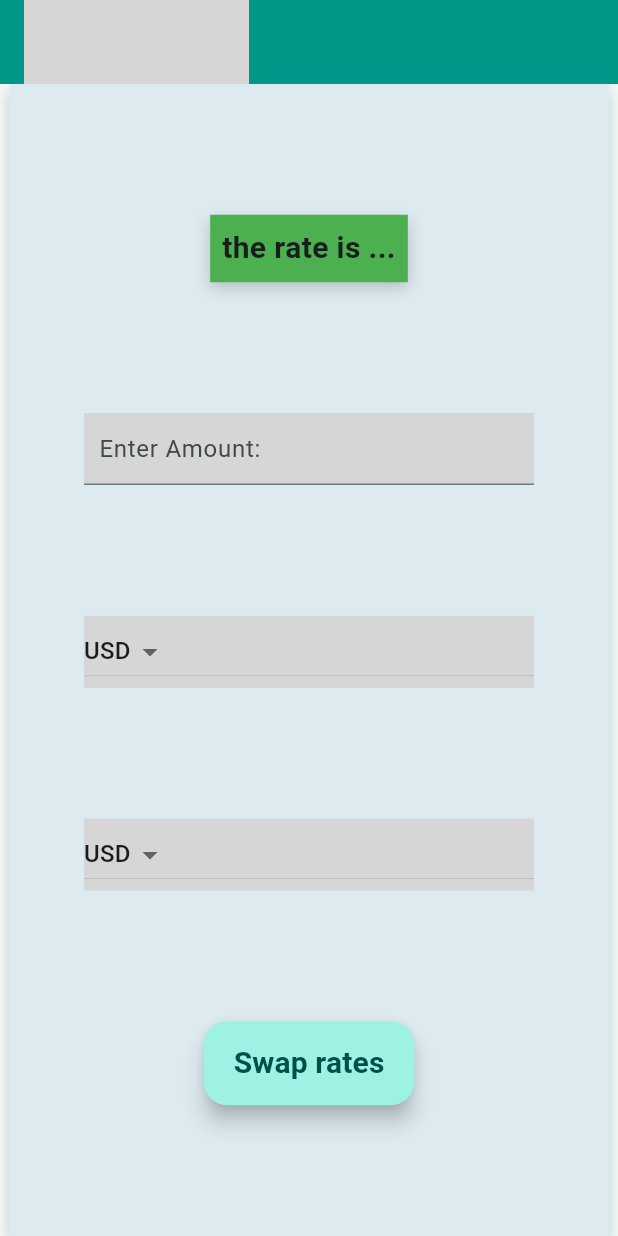
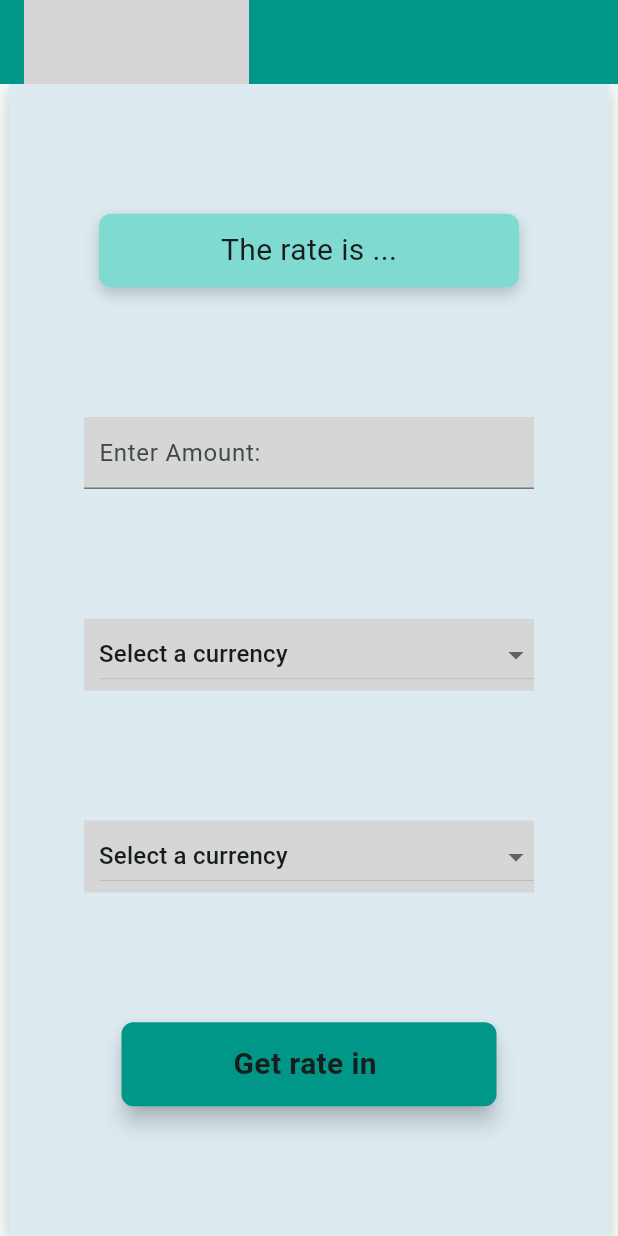
Before and after one commit to simjust175/swap_flutter, a Flutter app: the screen it shows after launch, on a phone screen of 412 x 824 dp. Run offline on Flutter 3.47's test engine with Material 3 defaults, Android fonts, the phone set to English and light mode, and no system bars; grey boxes are pictures that could not be loaded.

Commit message:
Fixed the Big🐛🪲

```diff
--- a/swap/lib/currency_drop_down.dart
+++ b/swap/lib/currency_drop_down.dart
@@ -1,6 +1,6 @@
 import 'package:flutter/material.dart';
 
-List<String> currencyList = ['USD', 'EUR', 'ILS', 'GBP', 'CAD', 'AUD', 'CHF'];
+List<String> currencyList = ['Select a currency', 'USD', 'EUR', 'ILS', 'GBP', 'CAD', 'AUD', 'CHF'];
 
 class CurrencyDropDown extends StatefulWidget {
   final ValueChanged<String> onCurrencyChanged;
@@ -11,7 +11,7 @@ class CurrencyDropDown extends StatefulWidget {
 }
 
 class _DropDown extends State<CurrencyDropDown> {
-  String _selectedCurrency = "USD";
+  String _selectedCurrency = currencyList.first;
   void _selectCurrency(String currencySelection) {
     setState(() {
       _selectedCurrency = currencySelection;
@@ -23,18 +23,20 @@ class _DropDown extends State<CurrencyDropDown> {
     return Container(
         // color: Colors.lightBlueAccent,
         width: 300,
+        padding: const EdgeInsets.only(left: 10),
         color: const Color.fromARGB(255, 214, 214, 214),
         child: DropdownButton<String>(
+          isExpanded: true,
           value: _selectedCurrency,
           onChanged: (currency) {
-            if (currency != null) {
+           if(currency != currencyList.first){ if (currency != null ) {
               _selectCurrency(currency);
               widget.onCurrencyChanged(currency);
-            }
+            }}
           },
           items: currencyList.map<DropdownMenuItem<String>>((String currency) {
             return DropdownMenuItem(
-                value: currency, child: Container(child: Text(currency)));
+                value: currency, child: Text(currency));
           }).toList(),
         ));
   }
--- a/swap/lib/display_total.dart
+++ b/swap/lib/display_total.dart
@@ -1,17 +1,21 @@
 import 'package:flutter/material.dart';
 
 class DisplayTotal extends StatelessWidget {
-  final int total;
-  final int rate;
-  const DisplayTotal({super.key, this.total = 0, this.rate = 0});
+  final double total;
+  final double rate;
+  final String currency;
+  const DisplayTotal(
+      {super.key, required this.total, this.rate = 0, required this.currency});
 
   @override
   Widget build(BuildContext context) {
     return Container(
-        padding: const EdgeInsets.all(8),
+        padding: const EdgeInsets.all(10),
+        width: 280,
         decoration: BoxDecoration(
           //color: const Color.fromARGB(255, 221, 235, 241),
-          color: Colors.green,
+          color: const Color.fromARGB(255, 127, 218, 209),
+          borderRadius: BorderRadius.circular(8),
           boxShadow: [
             BoxShadow(
               color: Colors.black.withOpacity(0.2),
@@ -20,10 +24,9 @@ class DisplayTotal extends StatelessWidget {
             ),
           ],
         ),
-        child: Text(
-          "the rate is ${total > 0 ? total * rate : "..."}",
-          textAlign: TextAlign.center,
-          style: const TextStyle(fontSize: 20, fontWeight: FontWeight.bold),
+        child: Center(child: Text(
+          "The rate is ${total == 0 ? "..." : "${double.parse(total.toStringAsFixed(5))} $currency"}",
+          style: const TextStyle(fontSize: 20)),
         ));
   }
 }
--- a/swap/lib/get_rate.dart
+++ b/swap/lib/get_rate.dart
@@ -4,10 +4,10 @@ import 'dart:convert';
 // import 'package:flutter_dotenv/flutter_dotenv.dart';
 
 class GetRate extends StatefulWidget {
-  final Function(int) rateResults;
+  final Function(double) rateResults;
   final String currency1;
   final String currency2;
-  final int total;
+  final double total;
   const GetRate(
       {super.key,
       required this.currency1,
@@ -34,66 +34,45 @@ class _GetRateState extends State<GetRate> {
     if (res.statusCode == 200) {
       setState(() {
         rate = json.decode(res.body);
+        print('the rate is: ${rate["conversion_rate"]}');
+        widget.rateResults(rate["conversion_rate"]);
       });
     } else {
       throw Exception("Aw.. Snap🫰");
-    }
-    //setState(() {});
-  }
-
-  @override
-  void initState() {
-    super.initState();
-    if (widget.currency1.isNotEmpty &&
-        widget.currency2.isNotEmpty &&
-        widget.total > 0) {
-      getRate();
     }
   }
 
   @override
   Widget build(BuildContext context) {
-    return Text(
-      "the rate is ${rate.isNotEmpty ? double.parse(rate["conversion_rate"]) * widget.total : "..."}",
-      textAlign: TextAlign.center,
-      style: const TextStyle(fontSize: 20, fontWeight: FontWeight.bold),
-    );
-  }
+  //   return FloatingActionButton.extended(
+  //       onPressed: () {
+  //         getRate();
+  //       },
+  //       label: const Text("Swap rates",
+  //           style: TextStyle(fontSize: 20, fontWeight: FontWeight.bold)));
+  // }
+  return GestureDetector(
+    onTap: ()=> getRate(),
+    child: Ink(
+    color: Colors.teal,
+    width: 250,
+    child: Material(
+    elevation: 6,
+    borderRadius: BorderRadius.circular(8),
+    color: Colors.teal,
+    child: InkWell(
+      onTap: () => getRate(),
+      borderRadius: BorderRadius.circular(8),
+      child: SizedBox(
+        width: 250,
+        height: 56.0,
+        child: Center(child: Text("Get rate in ${widget.currency2}",
+        style: const TextStyle(
+          fontSize: 20,
+          fontWeight: FontWeight.bold
+        ),)),
+      ),
+    ),
+  ),));
 }
-
-/*
-Container(
-        padding: const EdgeInsets.all(8),
-        decoration: BoxDecoration(
-          //color: const Color.fromARGB(255, 221, 235, 241),
-          color: Colors.green,
-          boxShadow: [
-            BoxShadow(
-              color: Colors.black.withOpacity(0.2),
-              offset: const Offset(0, 4),
-              blurRadius: 8,
-            ),
-          ],
-        ),
-        child: Column(children: [
-          Text(
-            "the rate is ${rate.isNotEmpty ? double.parse(rate["conversion_rate"]) * widget.total : "..."}",
-            textAlign: TextAlign.center,
-            style: const TextStyle(fontSize: 20, fontWeight: FontWeight.bold),
-          ),
-          FloatingActionButton.extended(
-              onPressed: () async{
-                    if (widget.currency1.isNotEmpty &&
-                        widget.currency2.isNotEmpty &&
-                        widget.total > 0)
-                      {
-                        print("getting there!");
-                        await getRate();
-
-                      }
-
-                  },
-              label: const Text("Swap"))
-        ]));
-*/
-//.toStringAsFixed(2)
+}
--- a/swap/lib/main.dart
+++ b/swap/lib/main.dart
@@ -25,42 +25,12 @@ class MyApp extends StatelessWidget {
             backgroundColor: Colors.teal,
             //title: const Text("Swap"),
             title: Align(
-              alignment: Alignment.bottomLeft,
+              alignment: Alignment.centerLeft,
               child: Image.asset('../assets/images/Swap_green.png', width: 150, height: 100,)),
           ),
           //body: FormAction(),
-          body: SwapForm(),
+          body: const SwapForm(),
 
         ));
   }
 }
-
-// class FormAction extends StatefulWidget {
-//    @override
-//    State<FormAction> createState()=> _FormActionState();
-// }
-
-// class _FormActionState extends State<FormAction> {
-//   String currency1= '';
-//   String currency2= '';
-//   int total = 0;
-//   @override
-//   Widget build(BuildContext context) {
-//     return Container(
-//             color: const Color.fromARGB(31, 233, 161, 161),
-//             child:Row(
-//             children: [
-//               SwapForm(
-//                 onSwap: (currency1, currency2, amount){
-//                   setState(() {
-//                     currency1 = currency1;
-//                     currency2 = currency2;
-//                     total = amount;
-//                   });
-//                 },
-//               ),
-//               if(total > 0) GetRate(currency1: currency1, currency2: currency2, total: total)
-//             ],
-//           ));
-//   }
-// }
--- a/swap/lib/swap_form.dart
+++ b/swap/lib/swap_form.dart
@@ -4,8 +4,6 @@ import './get_rate.dart';
 import './display_total.dart';
 
 class SwapForm extends StatefulWidget {
-  //final Function(String, String, int) onSwap;
-  //const SwapForm({super.key, required this.onSwap});
   const SwapForm({super.key});
 
   @override
@@ -13,10 +11,11 @@ class SwapForm extends StatefulWidget {
 }
 
 class _FormArea extends State<SwapForm> {
+  final GlobalKey<FormState> _formKey = GlobalKey<FormState>();
   String currency1 = '';
   String currency2 = '';
-  int total = 0;
-  dynamic rate = 0;
+  double total = 0;
+  double rate = 0;
 
   final TextEditingController _amountController = TextEditingController();
 
@@ -26,16 +25,19 @@ class _FormArea extends State<SwapForm> {
     });
   }
 
+  void _updateTotal(double newRate){
+    setState(() {
+      rate = newRate;
+      total = rate * double.parse(_amountController.text);
+      print("the final rate is $total");
+    });
+  }
+
   @override
   void dispose() {
     _amountController.dispose();
     super.dispose();
   }
-
-  // @override
-  // void initState() {
-  //   super.initState();
-  // }
 
   @override
   Widget build(BuildContext context) {
@@ -52,14 +54,13 @@ class _FormArea extends State<SwapForm> {
                 ),
               ],
             ),
-            child: Column(
+            child: Form(
+              key: _formKey,
+                child: Column(
               mainAxisAlignment: MainAxisAlignment.spaceEvenly,
               crossAxisAlignment: CrossAxisAlignment.center,
               children: [
-                // Container(
-                //   color: Colors.red,
-                //     child: ),
-                DisplayTotal(total: total, rate: rate),
+                DisplayTotal(total: total, rate: rate, currency: currency2,),
                 Container(
                   color: const Color.fromARGB(255, 214, 214, 214),
                   width: 300,
@@ -81,6 +82,7 @@ class _FormArea extends State<SwapForm> {
                         if (!numericRegex.hasMatch(value)) {
                           return 'Only numbers can be inputted';
                         }
+                        print("key: $_formKey");
                       }
                       return null;
                     },
@@ -92,27 +94,14 @@ class _FormArea extends State<SwapForm> {
                 CurrencyDropDown(onCurrencyChanged: (newCurrency) {
                   updateCurrency(newCurrency, 2);
                 }),
-                FloatingActionButton.extended(
-                    onPressed: () {
-                      setState(() {
-                        total = int.parse(_amountController.text);
-                        GetRate(
-                          currency1: currency1,
-                          currency2: currency2,
-                          total: total,
-                          rateResults: (rating) {
-                            print("totototot $rating");
-                            // setState(() {
-                            // rate = total;
-                            // });
-                          },
-                        );
-                      });
-                    },
-                    label: const Text("Swap rates",
-                        style: TextStyle(
-                            fontSize: 20, fontWeight: FontWeight.bold)))
+                GetRate(
+                    currency1: currency1,
+                    currency2: currency2,
+                    total: total,
+                    rateResults: (rate) {
+                      _updateTotal(rate);
+                    })
               ],
-            )));
+            ))));
   }
 }
```
